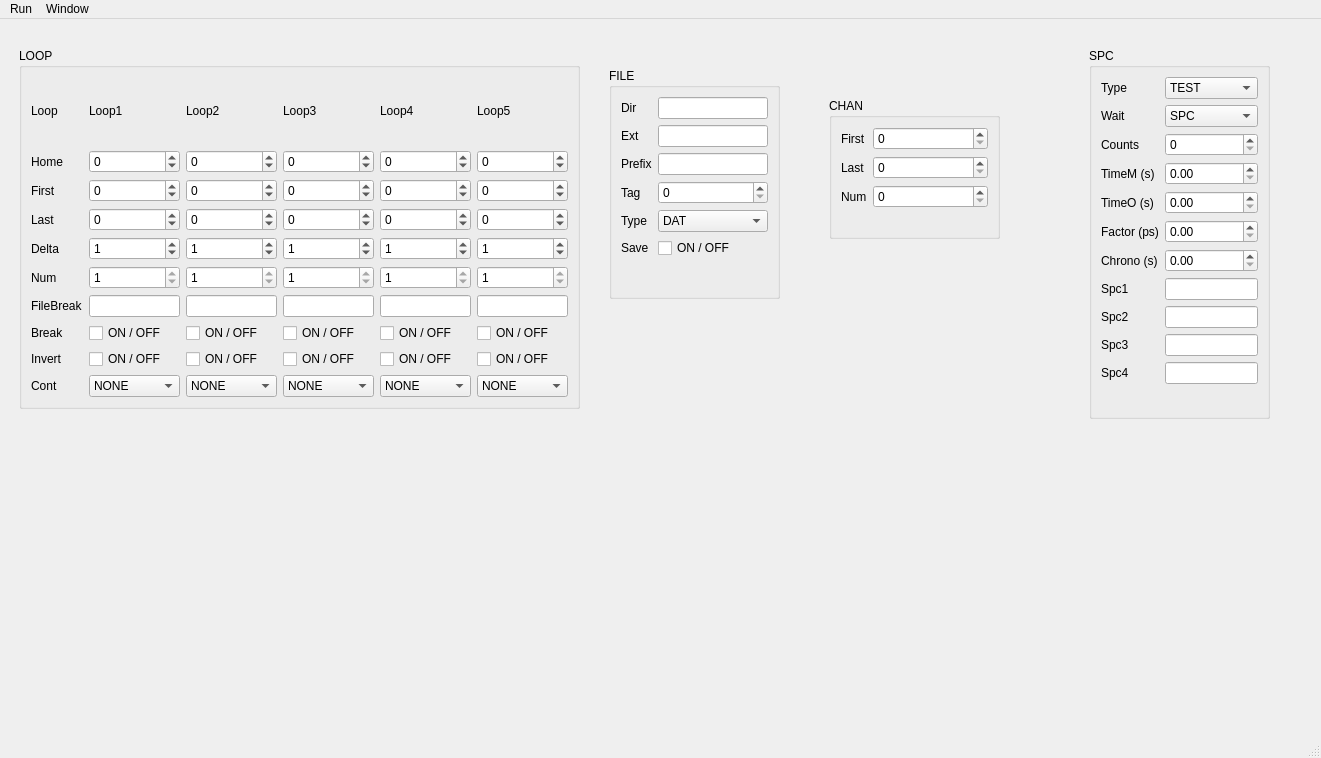
Qt form src/gui/trs2.ui (antoniopifferi/TRS2) before a commit.
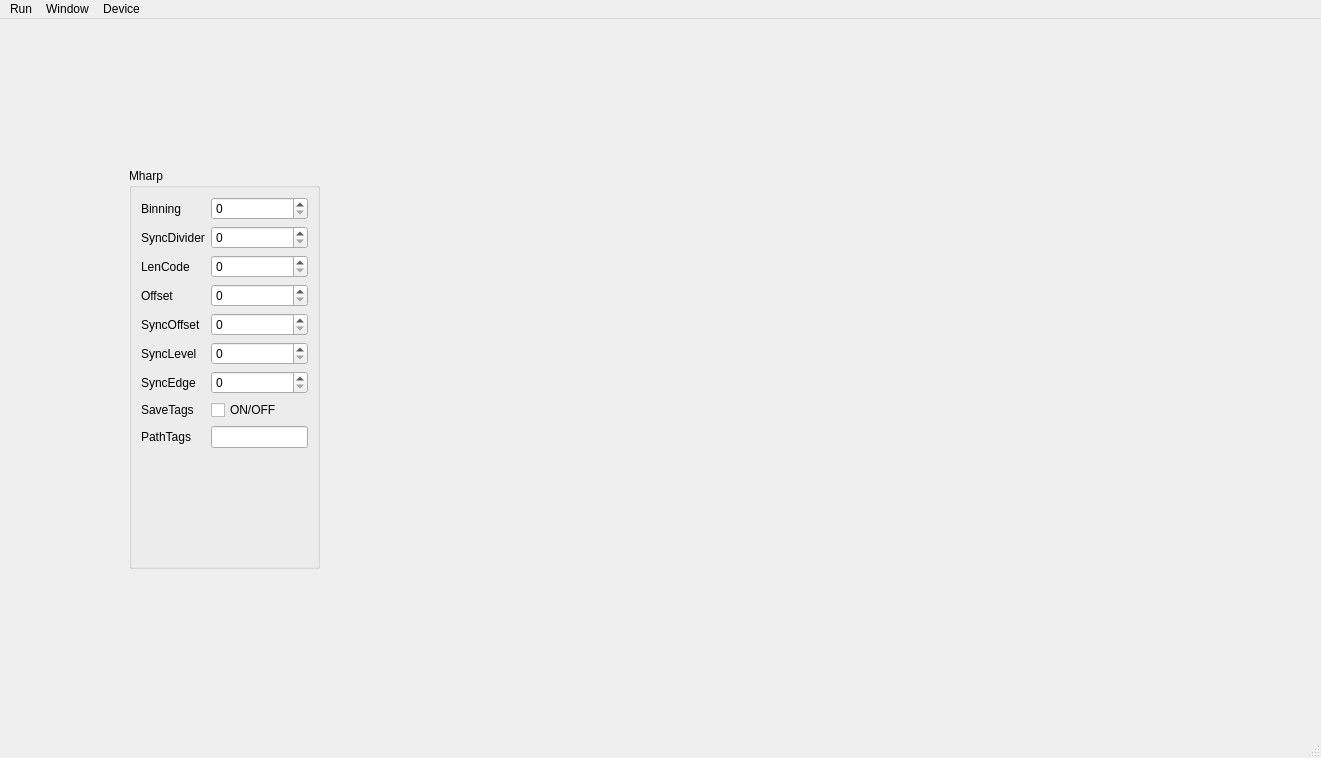
The same form after that commit. Custom widgets are drawn as their Qt base class.

Patch:
```diff
--- a/src/gui/trs2.ui
+++ b/src/gui/trs2.ui
@@ -18,7 +18,7 @@
     <item row="0" column="1">
      <widget class="QStackedWidget" name="stackedWidget">
       <property name="currentIndex">
-       <number>0</number>
+       <number>1</number>
       </property>
       <widget class="QWidget" name="Parm">
        <widget class="QGroupBox" name="groupBox">
@@ -1332,6 +1332,117 @@
         </layout>
        </widget>
       </widget>
+      <widget class="QWidget" name="Mharp">
+       <widget class="QGroupBox" name="Mharp_2">
+        <property name="geometry">
+         <rect>
+          <x>120</x>
+          <y>140</y>
+          <width>191</width>
+          <height>401</height>
+         </rect>
+        </property>
+        <property name="title">
+         <string>Mharp</string>
+        </property>
+        <layout class="QFormLayout" name="formLayout">
+         <item row="0" column="0">
+          <widget class="QLabel" name="label_28">
+           <property name="text">
+            <string>Binning</string>
+           </property>
+          </widget>
+         </item>
+         <item row="0" column="1">
+          <widget class="QSpinBox" name="MharpBinning"/>
+         </item>
+         <item row="1" column="0">
+          <widget class="QLabel" name="label_29">
+           <property name="text">
+            <string>SyncDivider</string>
+           </property>
+          </widget>
+         </item>
+         <item row="2" column="0">
+          <widget class="QLabel" name="label_66">
+           <property name="text">
+            <string>LenCode</string>
+           </property>
+          </widget>
+         </item>
+         <item row="3" column="0">
+          <widget class="QLabel" name="label_67">
+           <property name="text">
+            <string>Offset</string>
+           </property>
+          </widget>
+         </item>
+         <item row="4" column="0">
+          <widget class="QLabel" name="label_68">
+           <property name="text">
+            <string>SyncOffset</string>
+           </property>
+          </widget>
+         </item>
+         <item row="5" column="0">
+          <widget class="QLabel" name="label_69">
+           <property name="text">
+            <string>SyncLevel</string>
+           </property>
+          </widget>
+         </item>
+         <item row="6" column="0">
+          <widget class="QLabel" name="label_70">
+           <property name="text">
+            <string>SyncEdge</string>
+           </property>
+          </widget>
+         </item>
+         <item row="7" column="0">
+          <widget class="QLabel" name="label_71">
+           <property name="text">
+            <string>SaveTags</string>
+           </property>
+          </widget>
+         </item>
+         <item row="1" column="1">
+          <widget class="QSpinBox" name="MharpSyncDivider"/>
+         </item>
+         <item row="2" column="1">
+          <widget class="QSpinBox" name="MharpLenCode"/>
+         </item>
+         <item row="3" column="1">
+          <widget class="QSpinBox" name="MharpOffset"/>
+         </item>
+         <item row="4" column="1">
+          <widget class="QSpinBox" name="MharpSyncOffset"/>
+         </item>
+         <item row="5" column="1">
+          <widget class="QSpinBox" name="MharpSyncLevel"/>
+         </item>
+         <item row="6" column="1">
+          <widget class="QSpinBox" name="MharpSyncEdge"/>
+         </item>
+         <item row="7" column="1">
+          <widget class="QCheckBox" name="MharpSaveTags">
+           <property name="text">
+            <string>ON/OFF</string>
+           </property>
+          </widget>
+         </item>
+         <item row="8" column="0">
+          <widget class="QLabel" name="label_72">
+           <property name="text">
+            <string>PathTags</string>
+           </property>
+          </widget>
+         </item>
+         <item row="8" column="1">
+          <widget class="QLineEdit" name="MharpPathTags"/>
+         </item>
+        </layout>
+       </widget>
+      </widget>
       <widget class="QWidget" name="Step">
        <widget class="QGroupBox" name="groupBox_5">
         <property name="geometry">
@@ -3695,8 +3806,15 @@
     <addaction name="actionStep"/>
     <addaction name="actionOutput"/>
    </widget>
+   <widget class="QMenu" name="menuDevice">
+    <property name="title">
+     <string>Device</string>
+    </property>
+    <addaction name="actionMharp"/>
+   </widget>
    <addaction name="menuRun"/>
    <addaction name="menuWindow"/>
+   <addaction name="menuDevice"/>
   </widget>
   <widget class="QStatusBar" name="statusbar"/>
   <action name="actionMeasure">
```
Left out of the diff: 5 changed lines with no effect on the pictures.
